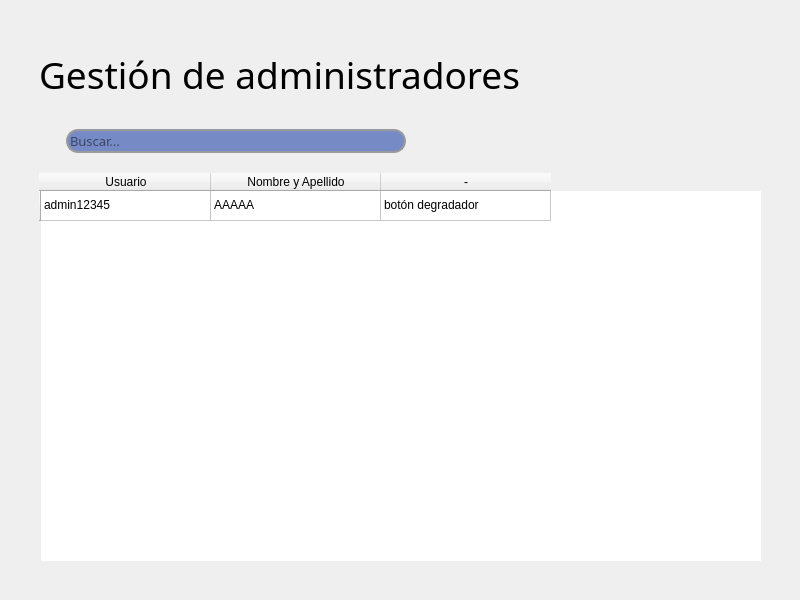
The window that blustock/UIs/Gestion_administradores.ui (MaxAPBusiness/Blustock) describes before a commit, drawn with Qt 5.
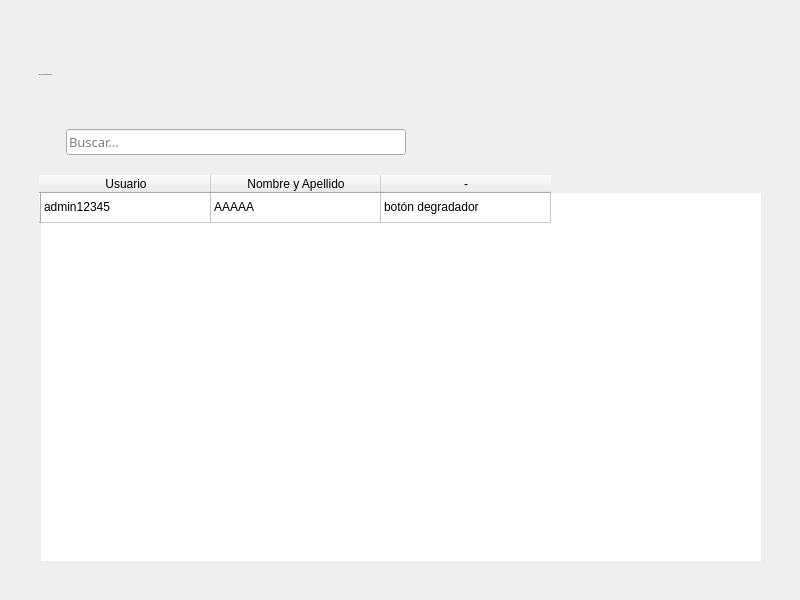
The same window after the commit. Icons and pictures are not drawn.

Diff of the .ui file:
```diff
--- a/blustock/UIs/Gestion_administradores.ui
+++ b/blustock/UIs/Gestion_administradores.ui
@@ -13,6 +13,123 @@
   <property name="windowTitle">
    <string>MainWindow</string>
   </property>
+  <property name="styleSheet">
+   <string notr="true">@import url('https://fonts.googleapis.com/css2?family=Oswald:wght@200;400;700&amp;display=swap');
+
+*{
+    font-family: 'Raleway-blod';
+    font-weight: 400;
+}
+
+QMenuBar{
+
+    background-color: #293045;
+    padding: 0;    
+    text-transform: capitalize;
+    font-size: 14px;
+    color:white;
+    display: flex;
+    flex-direction: column;
+
+}
+
+QMenuBar:item{
+    padding: 17px;
+    border-radius: 10px;
+
+}
+
+QMenuBar:item:selected{
+    background-color: #768AC5;
+    color:black;
+    border-radius: 5px;
+    margin: 10px;
+    
+    
+
+}
+
+QMenu{
+    background-color: #293045;
+
+    color: white;
+}
+
+QMenu:item{
+    padding: 5px;
+    border-radius: 5px;
+}
+
+QMenu:item:selected{
+    background-color: #768AC5;
+    color:white;
+
+}
+Qmenu#icon{
+   icon:size 40px; 
+    
+}
+
+
+QRadioButton:indicator{
+    border-style: solid;
+    border-color:  #293045;
+    border-radius: 6%;
+    border-width:  2px;
+    background-color: #BABFCE;
+}
+QRadioButton::indicator:checked{
+    background-color: #768AC5;
+}
+
+#label{
+    font-size: 20px;
+}
+
+QLineEdit{
+    border-radius: 5px;
+    background-color: #BABFCE;
+    
+}
+
+#title{
+    width: 100px;
+    height: 200px;
+}
+
+
+
+QPushButton{
+    border-color:#293045;
+    border-style: solid;
+    border-width: 1px;
+    border-radius: 5px;
+    background-color: #BABFCE;
+    color:#293045;
+
+}
+QPushButton:hover{
+    background-color:#768AC5;
+    color:aliceblue;
+}
+QPushButton:pressed {
+    background-color: #293045;
+
+}
+
+#pushButton_5{
+    padding: 10px;
+    background-color: #768AC5;
+    border-radius: 15%;
+}
+
+#pushButton_2,#pushButton_3,#pushButton_4{
+    width: 20px;
+    height: 30px;
+}
+
+</string>
+  </property>
   <widget class="QWidget" name="centralwidget">
    <layout class="QGridLayout" name="gridLayout_2">
     <item row="0" column="0">
@@ -48,8 +165,9 @@
         </property>
         <property name="font">
          <font>
-          <family>Alata</family>
-          <pointsize>28</pointsize>
+          <family>Raleway-blod</family>
+          <pointsize>-1</pointsize>
+          <bold>false</bold>
          </font>
         </property>
         <property name="text">
@@ -91,14 +209,13 @@
           </property>
           <property name="font">
            <font>
-            <family>Alata</family>
+            <family>Raleway-blod</family>
             <pointsize>10</pointsize>
+            <bold>false</bold>
            </font>
           </property>
           <property name="styleSheet">
-           <string notr="true">background-color: #768ac5;
-border-radius: 12px;
-border: 2px solid rgb(154, 154, 154);</string>
+           <string notr="true"/>
           </property>
           <property name="placeholderText">
            <string>Buscar...</string>
```
